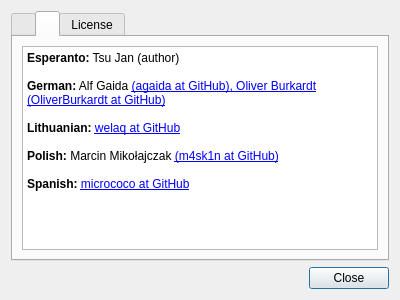
Before: the Qt Designer form feathernotes/about.ui in tsujan/FeatherNotes, drawn with Qt 5.
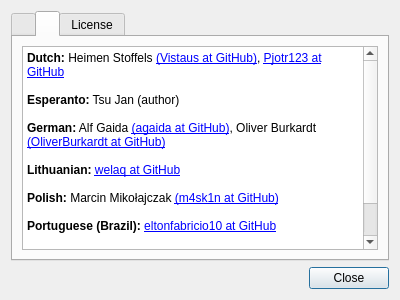
After: the same form once the commit is applied. The open tabs and pages were chosen to show the change.

Commit message:
Set size of default doc font to that of app font
Also use C++11 raw literals (thanks to shlyakpavel at GitHub)

Diff of the .ui file:
```diff
--- a/feathernotes/about.ui
+++ b/feathernotes/about.ui
@@ -97,14 +97,20 @@
 &lt;html&gt;&lt;head&gt;&lt;meta name=&quot;qrichtext&quot; content=&quot;1&quot; /&gt;&lt;style type=&quot;text/css&quot;&gt;
 p, li { white-space: pre-wrap; }
 &lt;/style&gt;&lt;/head&gt;&lt;body style=&quot;  font-weight:400; font-style:normal;&quot;&gt;
+&lt;p style=&quot; margin-top:0px; margin-bottom:0px; margin-left:0px; margin-right:0px; -qt-block-indent:0; text-indent:0px;&quot;&gt;&lt;span style=&quot; font-weight:600;&quot;&gt;Dutch:&lt;/span&gt; Heimen Stoffels &lt;a href=&quot;https://github.com/Vistaus&quot;&gt;&lt;span;&gt;(Vistaus at GitHub)&lt;/span&gt;&lt;/a&gt;, &lt;a href=&quot;https://github.com/Pjotr123&quot;&gt;&lt;span;&gt;Pjotr123 at GitHub&lt;/span&gt;&lt;/a&gt;&lt;/p&gt;
+&lt;p style=&quot;-qt-paragraph-type:empty; margin-top:0px; margin-bottom:0px; margin-left:0px; margin-right:0px; -qt-block-indent:0; text-indent:0px;&quot;&gt;&lt;br /&gt;&lt;/p&gt;
 &lt;p style=&quot; margin-top:0px; margin-bottom:0px; margin-left:0px; margin-right:0px; -qt-block-indent:0; text-indent:0px;&quot;&gt;&lt;span style=&quot; font-weight:600;&quot;&gt;Esperanto:&lt;/span&gt; Tsu Jan (author)&lt;/p&gt;
 &lt;p style=&quot;-qt-paragraph-type:empty; margin-top:0px; margin-bottom:0px; margin-left:0px; margin-right:0px; -qt-block-indent:0; text-indent:0px;&quot;&gt;&lt;br /&gt;&lt;/p&gt;
-&lt;p style=&quot; margin-top:0px; margin-bottom:0px; margin-left:0px; margin-right:0px; -qt-block-indent:0; text-indent:0px;&quot;&gt;&lt;span style=&quot; font-weight:600;&quot;&gt;German:&lt;/span&gt; Alf Gaida &lt;a href=&quot;https://github.com/agaida&quot;&gt;&lt;span;&gt;(agaida at GitHub)&lt;/span&gt;&lt;/a&lt;/p&gt;, Oliver Burkardt &lt;a href=&quot;https://github.com/OliverBurkardt&quot;&gt;&lt;span;&gt;(OliverBurkardt at GitHub)&lt;/span&gt;&lt;/a&lt;/p&gt;
+&lt;p style=&quot; margin-top:0px; margin-bottom:0px; margin-left:0px; margin-right:0px; -qt-block-indent:0; text-indent:0px;&quot;&gt;&lt;span style=&quot; font-weight:600;&quot;&gt;German:&lt;/span&gt; Alf Gaida &lt;a href=&quot;https://github.com/agaida&quot;&gt;&lt;span;&gt;(agaida at GitHub)&lt;/span&gt;&lt;/a&gt;, Oliver Burkardt &lt;a href=&quot;https://github.com/OliverBurkardt&quot;&gt;&lt;span;&gt;(OliverBurkardt at GitHub)&lt;/span&gt;&lt;/a&gt;&lt;/p&gt;
 &lt;p style=&quot;-qt-paragraph-type:empty; margin-top:0px; margin-bottom:0px; margin-left:0px; margin-right:0px; -qt-block-indent:0; text-indent:0px;&quot;&gt;&lt;br /&gt;&lt;/p&gt;
-&lt;p style=&quot; margin-top:0px; margin-bottom:0px; margin-left:0px; margin-right:0px; -qt-block-indent:0; text-indent:0px;&quot;&gt;&lt;span style=&quot; font-weight:600;&quot;&gt;Lithuanian:&lt;/span&gt; &lt;a href=&quot;https://github.com/welaq&quot;&gt;&lt;span;&gt;welaq at GitHub&lt;/span&gt;&lt;/a&gt;
+&lt;p style=&quot; margin-top:0px; margin-bottom:0px; margin-left:0px; margin-right:0px; -qt-block-indent:0; text-indent:0px;&quot;&gt;&lt;span style=&quot; font-weight:600;&quot;&gt;Lithuanian:&lt;/span&gt; &lt;a href=&quot;https://github.com/welaq&quot;&gt;&lt;span;&gt;welaq at GitHub&lt;/span&gt;&lt;/a&gt;&lt;/p&gt;
 &lt;p style=&quot;-qt-paragraph-type:empty; margin-top:0px; margin-bottom:0px; margin-left:0px; margin-right:0px; -qt-block-indent:0; text-indent:0px;&quot;&gt;&lt;br /&gt;&lt;/p&gt;
 &lt;p style=&quot; margin-top:0px; margin-bottom:0px; margin-left:0px; margin-right:0px; -qt-block-indent:0; text-indent:0px;&quot;&gt;&lt;span style=&quot; font-weight:600;&quot;&gt;Polish:&lt;/span&gt; Marcin Mikołajczak &lt;a href=&quot;https://github.com/m4sk1n&quot;&gt;&lt;span;&gt;(m4sk1n at GitHub)&lt;/span&gt;&lt;/a&gt;&lt;/p&gt;
 &lt;p style=&quot;-qt-paragraph-type:empty; margin-top:0px; margin-bottom:0px; margin-left:0px; margin-right:0px; -qt-block-indent:0; text-indent:0px;&quot;&gt;&lt;br /&gt;&lt;/p&gt;
+&lt;p style=&quot; margin-top:0px; margin-bottom:0px; margin-left:0px; margin-right:0px; -qt-block-indent:0; text-indent:0px;&quot;&gt;&lt;span style=&quot; font-weight:600;&quot;&gt;Portuguese (Brazil):&lt;/span&gt; &lt;a href=&quot;https://github.com/eltonfabricio10&quot;&gt;&lt;span;&gt;eltonfabricio10 at GitHub&lt;/span&gt;&lt;/a&gt;&lt;/p&gt;
+&lt;p style=&quot;-qt-paragraph-type:empty; margin-top:0px; margin-bottom:0px; margin-left:0px; margin-right:0px; -qt-block-indent:0; text-indent:0px;&quot;&gt;&lt;br /&gt;&lt;/p&gt;
+&lt;p style=&quot; margin-top:0px; margin-bottom:0px; margin-left:0px; margin-right:0px; -qt-block-indent:0; text-indent:0px;&quot;&gt;&lt;span style=&quot; font-weight:600;&quot;&gt;Russian:&lt;/span&gt; Pavel Shlyak &lt;a href=&quot;https://github.com/shlyakpavel&quot;&gt;&lt;span;&gt;(shlyakpavel at GitHub)&lt;/span&gt;&lt;/a&gt;&lt;/p&gt;
+&lt;p style=&quot;-qt-paragraph-type:empty; margin-top:0px; margin-bottom:0px; margin-left:0px; margin-right:0px; -qt-block-indent:0; text-indent:0px;&quot;&gt;&lt;br /&gt;&lt;/p&gt;
 &lt;p style=&quot; margin-top:0px; margin-bottom:0px; margin-left:0px; margin-right:0px; -qt-block-indent:0; text-indent:0px;&quot;&gt;&lt;span style=&quot; font-weight:600;&quot;&gt;Spanish:&lt;/span&gt; &lt;a href=&quot;https://github.com/micrococo&quot;&gt;&lt;span;&gt;micrococo at GitHub&lt;/span&gt;&lt;/a&gt;&lt;/p&gt;&lt;/body&gt;&lt;/html&gt;</string>
          </property>
          <property name="openExternalLinks">
```
The commit also changes 20 other files.
